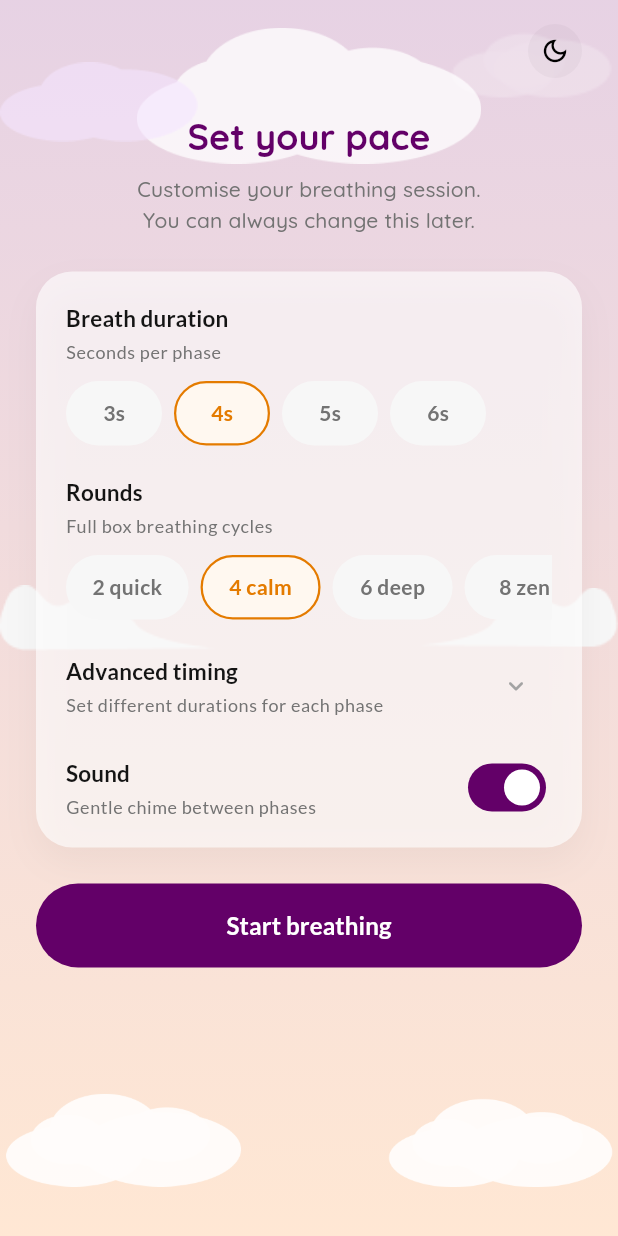
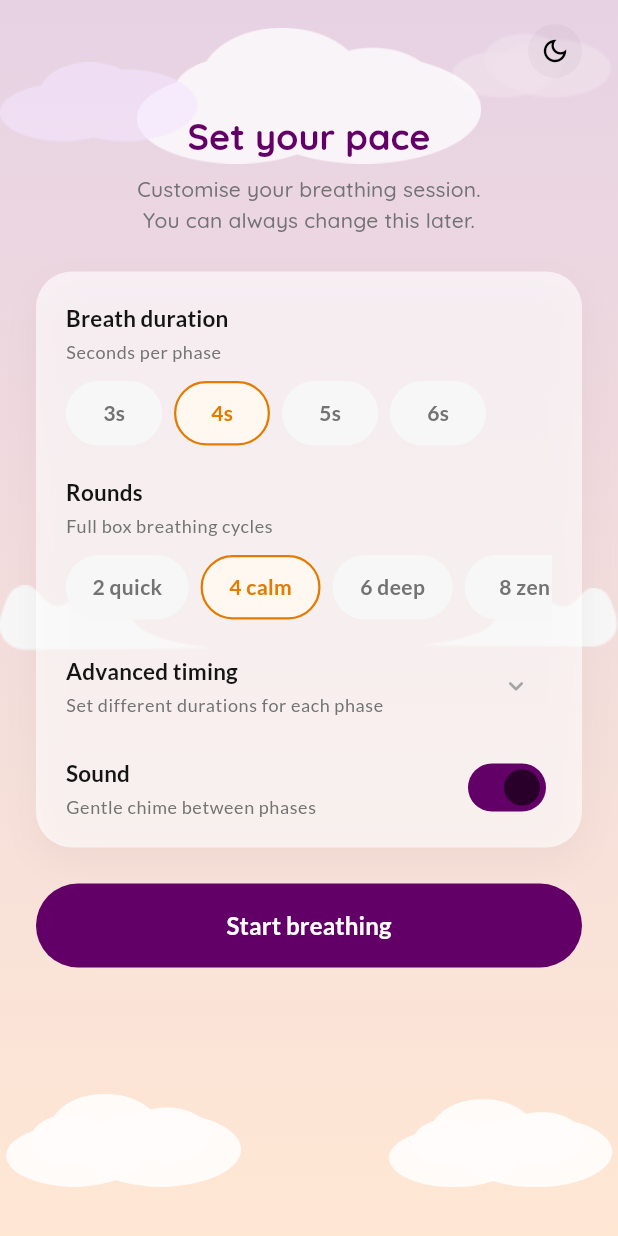
Before and after one commit to Harshsawkare/Breathing, a Flutter app: the screen it shows after launch, on a phone screen of 412 x 824 dp. Run offline on Flutter 3.47's test engine with Material 3 defaults, Android fonts, the light colour scheme and no system bars; our stand-ins replace audioplayers, equatable, flutter_bloc, flutter_svg, lottie, shared_preferences.

```diff
--- a/lib/features/breathing_settings/presentation/pages/breathing_settings_page.dart
+++ b/lib/features/breathing_settings/presentation/pages/breathing_settings_page.dart
@@ -553,7 +553,6 @@ class _SoundSection extends StatelessWidget {
             ),
             Switch(
               value: state.soundOn,
-              activeThumbColor: AppColors.lightActiveToggleThumb,
               activeTrackColor: theme.brightness == Brightness.dark
                   ? AppColors.darkActiveTrack
                   : AppColors.lightActiveTrack,
```
Also changed, not shown: 3 other files.
